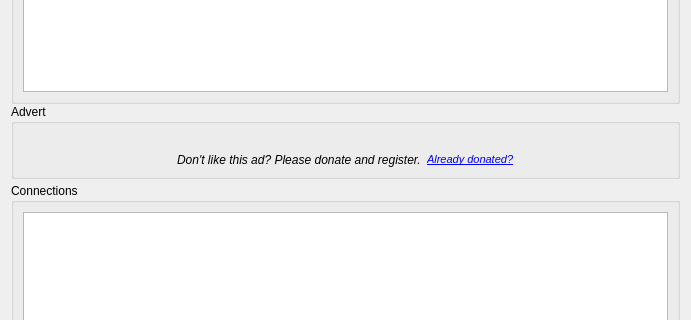
The window that gui/downloads.ui (ensisoft/newsflash-plus) describes before a commit, drawn with Qt 5; both pictures show x 0 to 691 and y 189 to 509 of the 691 by 665 pixel window.
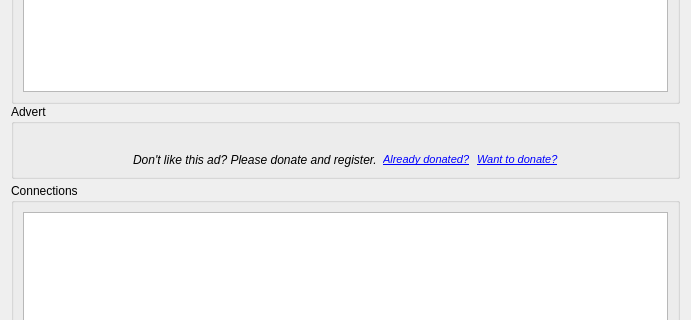
The same window after the commit. Icons and pictures are not drawn.

Commit message:
Added donate links next to the advertisments
Added donate links next to the advertisments.

Patch:
```diff
--- a/gui/downloads.ui
+++ b/gui/downloads.ui
@@ -179,6 +179,22 @@
               </property>
              </widget>
             </item>
+            <item>
+             <widget class="QLabel" name="lblDonate">
+              <property name="font">
+               <font>
+                <italic>false</italic>
+               </font>
+              </property>
+              <property name="text">
+               <string>&lt;!DOCTYPE HTML PUBLIC &quot;-//W3C//DTD HTML 4.0//EN&quot; &quot;http://www.w3.org/TR/REC-html40/strict.dtd&quot;&gt;
+&lt;html&gt;&lt;head&gt;&lt;meta name=&quot;qrichtext&quot; content=&quot;1&quot; /&gt;&lt;style type=&quot;text/css&quot;&gt;
+p, li { white-space: pre-wrap; }
+&lt;/style&gt;&lt;/head&gt;&lt;body style=&quot; font-family:'Cantarell'; font-size:10pt; font-weight:400; font-style:normal;&quot;&gt;
+&lt;p style=&quot; margin-top:0px; margin-bottom:0px; margin-left:0px; margin-right:0px; -qt-block-indent:0; text-indent:0px;&quot;&gt;&lt;a href=&quot;search.html&quot;&gt;&lt;span style=&quot; font-family:'MS Shell Dlg 2'; font-size:8pt; font-style:italic; text-decoration: underline; color:#0000ff;&quot;&gt;Want to donate?&lt;/span&gt;&lt;/a&gt;&lt;/p&gt;&lt;/body&gt;&lt;/html&gt;</string>
+              </property>
+             </widget>
+            </item>
            </layout>
           </item>
          </layout>
```
The commit also changes 7 other files.
